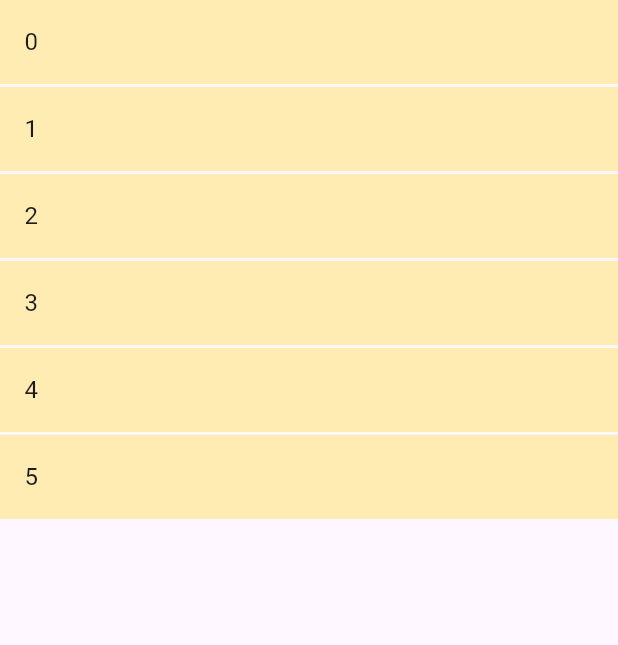
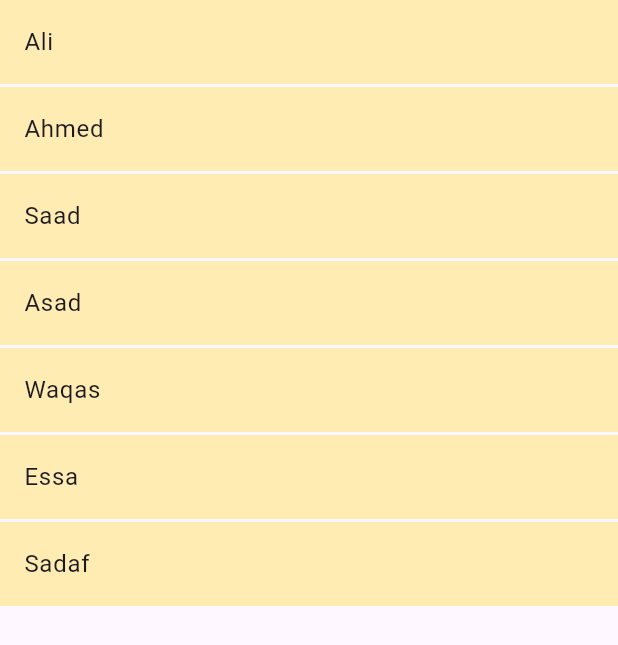
Before and after one commit to meetshaheer/ListView-Widget-Builder, a Flutter app: the screen it shows after launch, on a phone screen of 412 x 824 dp. Shown: the top 645 px of the screen. Run offline on Flutter 3.47's test engine with Material 3 defaults, Android fonts, the phone set to English and light mode, and no system bars.

Commit message:
passing the values to listtile, & itemcount using List

```diff
--- a/listiew/lib/listview.dart
+++ b/listiew/lib/listview.dart
@@ -8,18 +8,19 @@ class listView extends StatefulWidget {
 }
 
 class _listViewState extends State<listView> {
+  List students = ["Ali", "Ahmed", "Saad", "Asad", "Waqas", "Essa", "Sadaf"];
   @override
   Widget build(BuildContext context) {
     return Scaffold(
         body: SafeArea(
             child: ListView.builder(
-      itemCount: 6,
+      itemCount: students.length,
       itemBuilder: (context, index) {
         return Container(
           margin: EdgeInsets.only(bottom: 2),
           child: ListTile(
             tileColor: Colors.amber[100],
-            title: Text(index.toString()),
+            title: Text(students[index]),
           ),
         );
       },
```
